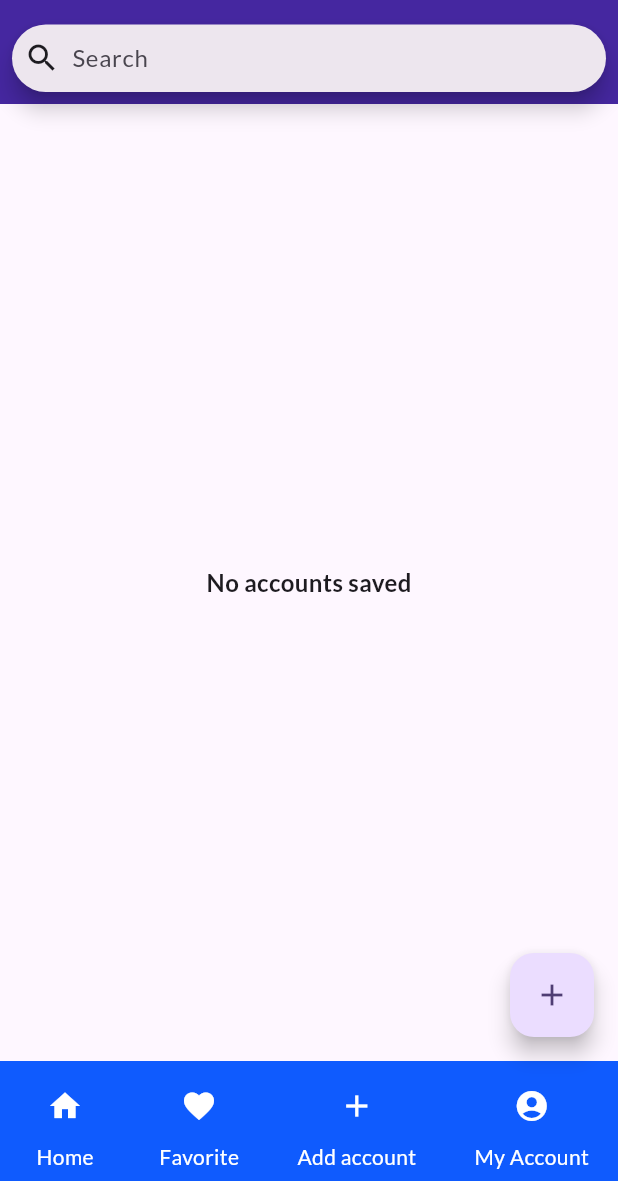
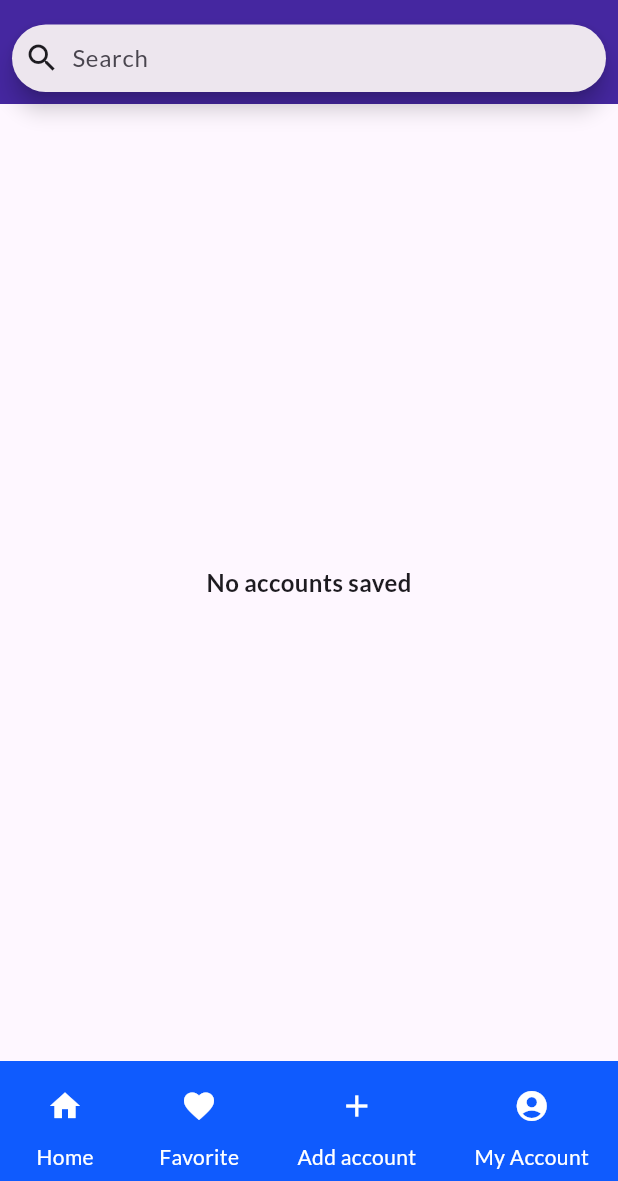
Before and after one commit to geekquest/bankimoon, a Flutter app: the screen it shows after launch, on a phone screen of 412 x 824 dp, the part 55-1236 px from its top. Run offline on Flutter 3.47's test engine with Material 2 defaults, Android fonts, the phone set to English and light mode, and no system bars; our stand-ins replace bloc, flutter_bloc, flutter_spinkit, google_fonts, share_plus, shared_preferences and 1 more; missing offline and left inert: encrypt; accounts and stored records are empty.

Commit message:
removed the floating button since the bottom app bar has the add account route

```diff
--- a/app/lib/presentation/screens/home.dart
+++ b/app/lib/presentation/screens/home.dart
@@ -3,8 +3,6 @@ import 'package:bankimoon/presentation/widgets/account_card.dart';
 import 'package:bankimoon/utils/constants.dart';
 import 'package:flutter/material.dart';
 import 'package:flutter_bloc/flutter_bloc.dart';
-// ignore: unused_import
-import 'package:bankimoon/presentation/screens/add_account.dart';
 
 class Home extends StatelessWidget {
   const Home({super.key});
@@ -254,12 +252,6 @@ class Home extends StatelessWidget {
           }
         },
       ),
-      floatingActionButton: FloatingActionButton(
-        onPressed: () {
-          Navigator.pushNamed(context, addAccount);
-        },
-        child: const Icon(Icons.add),
-      ),
       bottomNavigationBar: BottomAppBar(
         color: Color.fromARGB(255, 15, 91, 254),
         shape: const CircularNotchedRectangle(),
```
